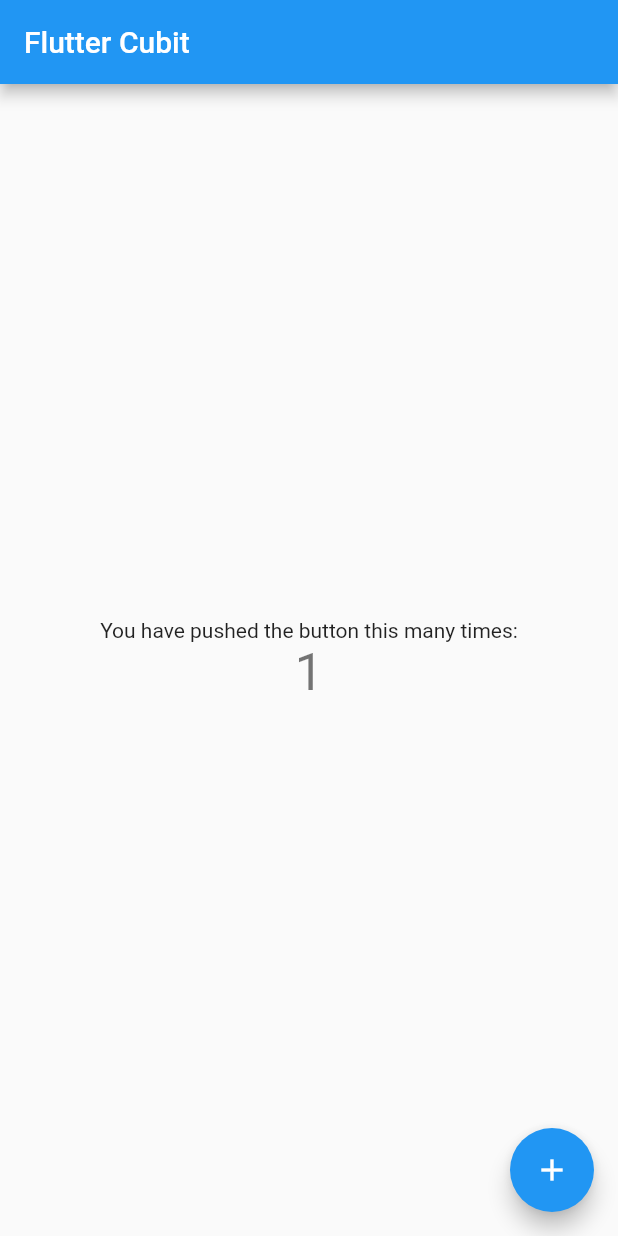
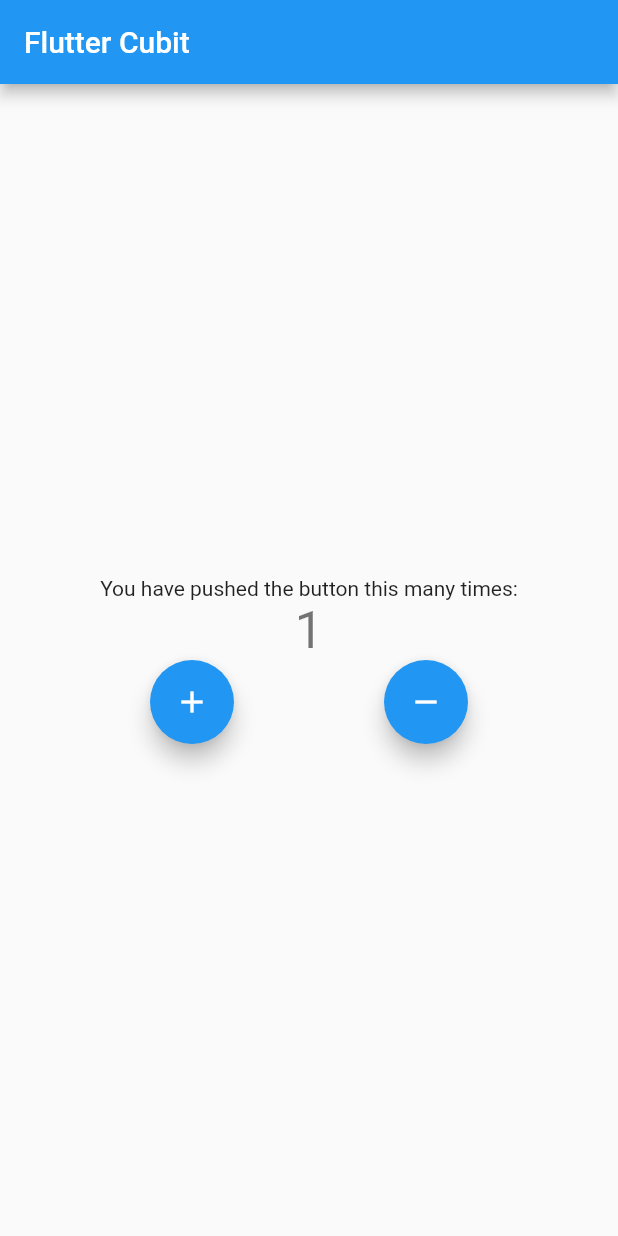
Before and after one commit to charlesarchibong/flutter_bloc_concepts, a Flutter app: the screen it shows after launch, after a tap on the "add" icon, on a phone screen of 412 x 824 dp. Run offline on Flutter 3.47's test engine with Material 2 defaults, Android fonts, the phone set to English and light mode, and no system bars; our stand-ins replace flutter_bloc.

```diff
--- a/lib/cubit/counter_cubit.dart
+++ b/lib/cubit/counter_cubit.dart
@@ -3,9 +3,25 @@ import 'package:flutter_bloc/flutter_bloc.dart';
 part 'counter_state.dart';
 
 class CounterCubit extends Cubit<CounterState> {
-  CounterCubit() : super(CounterState(count: 0));
+  CounterCubit()
+      : super(
+          CounterState(
+            count: 0,
+            wasDecremented: false,
+          ),
+        );
 
-  void increment() => emit(CounterState(count: state.count + 1));
+  void increment() => emit(
+        CounterState(
+          count: state.count + 1,
+          wasDecremented: false,
+        ),
+      );
 
-  void decrement() => emit(CounterState(count: state.count - 1));
+  void decrement() => emit(
+        CounterState(
+          count: state.count - 1,
+          wasDecremented: true,
+        ),
+      );
 }
--- a/lib/cubit/counter_state.dart
+++ b/lib/cubit/counter_state.dart
@@ -2,6 +2,10 @@ part of 'counter_cubit.dart';
 
 class CounterState {
   final int count;
+  final bool wasDecremented;
 
-  CounterState({required this.count});
+  CounterState({
+    required this.count,
+    required this.wasDecremented,
+  });
 }
--- a/lib/main.dart
+++ b/lib/main.dart
@@ -1,4 +1,6 @@
 import 'package:flutter/material.dart';
+import 'package:flutter_bloc/flutter_bloc.dart';
+import 'package:flutter_bloc_concepts/cubit/counter_cubit.dart';
 
 void main() {
   runApp(const MyApp());
@@ -9,12 +11,15 @@ class MyApp extends StatelessWidget {
 
   @override
   Widget build(BuildContext context) {
-    return MaterialApp(
+    return BlocProvider<CounterCubit>(
+      create: (context) => CounterCubit(),
+      child: MaterialApp(
         title: 'Flutter Cubit Counter',
         theme: ThemeData(
           primarySwatch: Colors.blue,
         ),
         home: const MyHomePage(title: 'Flutter Cubit'),
+      ),
     );
   }
 }
@@ -43,24 +48,66 @@ class _MyHomePageState extends State<MyHomePage> {
       appBar: AppBar(
         title: Text(widget.title),
       ),
-        body: Center(
+      body: BlocListener<CounterCubit, CounterState>(
+        listener: (context, state) {
+          if (state.wasDecremented) {
+            ScaffoldMessenger.of(context).showSnackBar(
+              const SnackBar(
+                content: Text('Counter was decremented'),
+                duration: Duration(milliseconds: 500),
+              ),
+            );
+          } else {
+            ScaffoldMessenger.of(context).showSnackBar(
+              const SnackBar(
+                content: Text('Counter was incremented'),
+                duration: Duration(milliseconds: 500),
+              ),
+            );
+          }
+        },
+        child: Center(
           child: Column(
             mainAxisAlignment: MainAxisAlignment.center,
             children: <Widget>[
               const Text(
                 'You have pushed the button this many times:',
               ),
-              Text(
-                '$_counter',
+              BlocBuilder<CounterCubit, CounterState>(
+                builder: (context, state) {
+                  return Text(
+                    '${state.count}',
                     style: Theme.of(context).textTheme.headline4,
+                  );
+                },
               ),
+              Row(
+                mainAxisAlignment: MainAxisAlignment.spaceEvenly,
+                children: [
+                  FloatingActionButton(
+                    onPressed: () {
+                      context.read<CounterCubit>().increment();
+                    },
+                    tooltip: 'Increment',
+                    child: const Icon(
+                      Icons.add,
+                    ),
+                  ),
+                  FloatingActionButton(
+                    onPressed: () {
+                      context.read<CounterCubit>().decrement();
+                    },
+                    tooltip: 'Decrement',
+                    child: const Icon(
+                      Icons.remove,
+                    ),
+                  ),
+                ],
+              )
             ],
           ),
         ),
-        floatingActionButton: FloatingActionButton(
-          onPressed: _incrementCounter,
-          tooltip: 'Increment',
-          child: const Icon(Icons.add),
-        ));
+      ),
+    );
   }
 }
```
Lines whose indentation alone changed are shown as unchanged.
